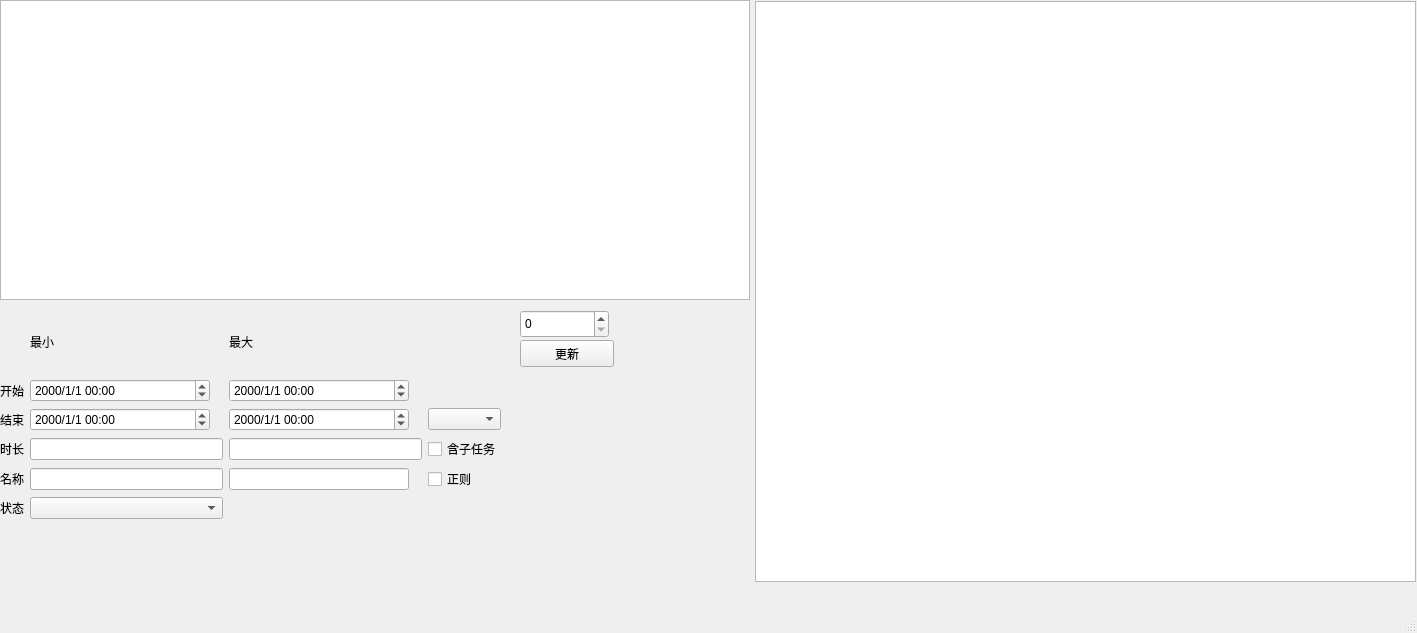
This is Qt_GUI/layout.ui in XuHg-zjcn/time-manager as Qt 5 draws it before an edit. The edited form follows.
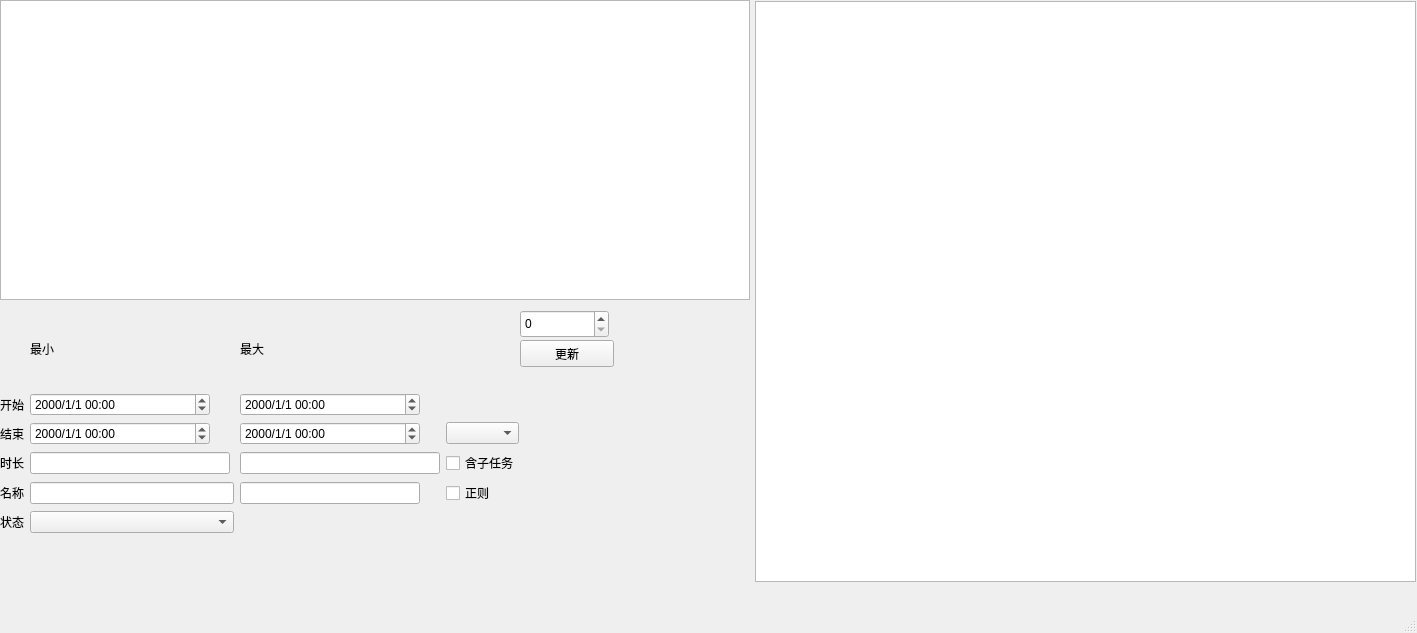
This is the edited form. Custom widgets are drawn as their Qt base class.

Patch:
```diff
--- a/Qt_GUI/layout.ui
+++ b/Qt_GUI/layout.ui
@@ -67,8 +67,8 @@
      <rect>
       <x>0</x>
       <y>310</y>
-      <width>501</width>
-      <height>209</height>
+      <width>519</width>
+      <height>223</height>
      </rect>
     </property>
     <layout class="QGridLayout" name="gridLayout">
```
Left out of the diff: 4 changed lines with no effect on the pictures.
